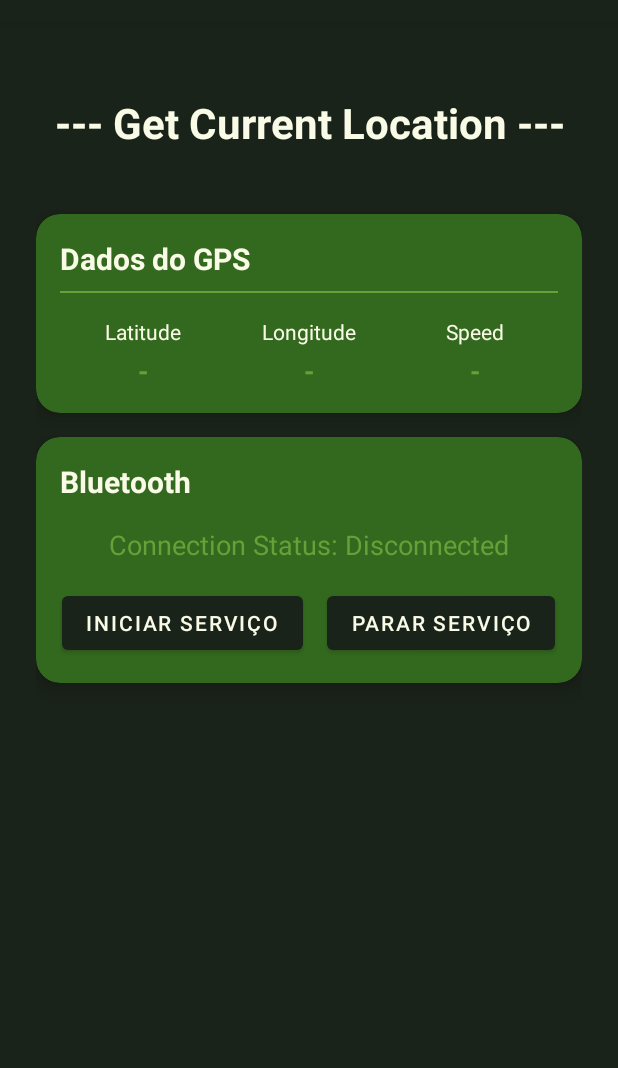
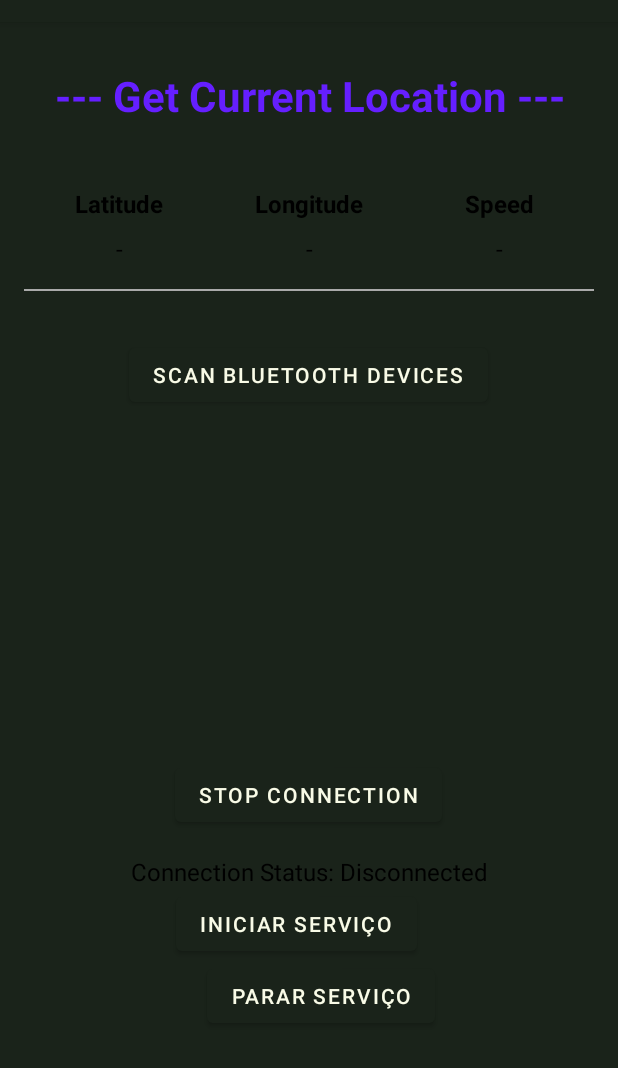
Before and after one commit to luisciaramicoli/Android-GPS-Bluetooth-Communication-with-ESP32, an Android app: the screen it shows after launch (MainActivity), on a phone screen of 412 x 824 dp, the part 62-1130 px from its top. Run offline under Robolectric (Android 15) with nearby library versions, the light colour scheme and no system bars.

Commit message:
update app

```diff
--- a/app/src/main/res/layout/activity_main.xml
+++ b/app/src/main/res/layout/activity_main.xml
@@ -1,183 +1,154 @@
 <?xml version="1.0" encoding="utf-8"?>
 <ScrollView xmlns:android="http://schemas.android.com/apk/res/android"
-    xmlns:app="http://schemas.android.com/apk/res-auto"
     xmlns:tools="http://schemas.android.com/tools"
     android:layout_width="match_parent"
     android:layout_height="match_parent"
-    android:background="@color/verde_escuro"
     tools:context=".MainActivity">
 
     <LinearLayout
         android:layout_width="match_parent"
         android:layout_height="wrap_content"
         android:orientation="vertical"
-        android:padding="24dp">
+        android:padding="16dp">
 
         <TextView
             android:id="@+id/tv_title"
             android:layout_width="match_parent"
             android:layout_height="wrap_content"
-            android:layout_marginTop="24dp"
+            android:layout_marginTop="14dp"
+            android:fontFamily="sans-serif"
             android:gravity="center"
             android:text="@string/get_current_location"
-            android:textColor="@color/branco_quente"
+            android:textColor="#651FFF"
             android:textSize="28sp"
             android:textStyle="bold" />
 
-        <androidx.cardview.widget.CardView
+        <LinearLayout
             android:layout_width="match_parent"
             android:layout_height="wrap_content"
             android:layout_marginTop="42dp"
-            android:layout_marginBottom="16dp"
-            app:cardBackgroundColor="@color/verde_claro"
-            app:cardCornerRadius="16dp"
-            app:cardElevation="8dp"
-            app:contentPadding="16dp">
+            android:gravity="center"
+            android:orientation="vertical">
 
+            <!-- Header Bar -->
             <LinearLayout
                 android:layout_width="match_parent"
                 android:layout_height="wrap_content"
-                android:orientation="vertical">
+                android:orientation="horizontal"
+                android:weightSum="3">
 
                 <TextView
-                    android:layout_width="wrap_content"
+                    android:layout_width="0dp"
                     android:layout_height="wrap_content"
-                    android:text="@string/gps_data"
-                    android:textColor="@color/branco_quente"
-                    android:textSize="20sp"
-                    android:textStyle="bold" />
+                    android:layout_weight="1"
+                    android:gravity="center"
+                    android:text="@string/latitude"
+                    android:textColor="@android:color/black"
+                    android:textStyle="bold"
+                    android:textSize="16sp" />
 
-                <View
-                    android:layout_width="match_parent"
-                    android:layout_height="1dp"
-                    android:layout_marginTop="8dp"
-                    android:background="@color/verde_acento" />
+                <TextView
+                    android:layout_width="0dp"
+                    android:layout_height="wrap_content"
+                    android:layout_weight="1"
+                    android:gravity="center"
+                    android:text="@string/longitude"
+                    android:textColor="@android:color/black"
+                    android:textStyle="bold"
+                    android:textSize="16sp" />
 
-                <LinearLayout
-                    android:layout_width="match_parent"
+                <TextView
+                    android:layout_width="0dp"
                     android:layout_height="wrap_content"
-                    android:layout_marginTop="16dp"
-                    android:orientation="horizontal"
-                    android:weightSum="3">
+                    android:layout_weight="1"
+                    android:gravity="center"
+                    android:text="@string/speed"
+                    android:textColor="@android:color/black"
+                    android:textStyle="bold"
+                    android:textSize="16sp" />
+            </LinearLayout>
 
-                    <LinearLayout
-                        android:layout_width="0dp"
-                        android:layout_height="wrap_content"
-                        android:layout_weight="1"
-                        android:gravity="center"
-                        android:orientation="vertical">
-
-                        <TextView
-                            android:layout_width="wrap_content"
-                            android:layout_height="wrap_content"
-                            android:text="@string/latitude"
-                            android:textColor="@color/branco_quente"
-                            android:textSize="14sp" />
-
-                        <TextView
-                            android:id="@+id/tv_latitude"
-                            android:layout_width="wrap_content"
-                            android:layout_height="wrap_content"
-                            android:layout_marginTop="4dp"
-                            android:text="@string/dash"
-                            android:textColor="@color/verde_acento"
-                            android:textSize="18sp"
-                            android:textStyle="bold" />
-                    </LinearLayout>
-
-                    <LinearLayout
-                        android:layout_width="0dp"
-                        android:layout_height="wrap_content"
-                        android:layout_weight="1"
-                        android:gravity="center"
-                        android:orientation="vertical">
-
-                        <TextView
-                            android:layout_width="wrap_content"
-                            android:layout_height="wrap_content"
-                            android:text="@string/longitude"
-                            android:textColor="@color/branco_quente"
-                            android:textSize="14sp" />
-
-                        <TextView
-                            android:id="@+id/tv_longitude"
-                            android:layout_width="wrap_content"
-                            android:layout_height="wrap_content"
-                            android:layout_marginTop="4dp"
-                            android:text="@string/dash"
-                            android:textColor="@color/verde_acento"
-                            android:textSize="18sp"
-                            android:textStyle="bold" />
-                    </LinearLayout>
-
-                    <LinearLayout
-                        android:layout_width="0dp"
-                        android:layout_height="wrap_content"
-                        android:layout_weight="1"
-                        android:gravity="center"
-                        android:orientation="vertical">
-
-                        <TextView
-                            android:layout_width="wrap_content"
-                            android:layout_height="wrap_content"
-                            android:text="@string/speed"
-                            android:textColor="@color/branco_quente"
-                            android:textSize="14sp" />
-
-                        <TextView
-                            android:id="@+id/tv_speed"
-                            android:layout_width="wrap_content"
-                            android:layout_height="wrap_content"
-                            android:layout_marginTop="4dp"
-                            android:text="@string/dash"
-                            android:textColor="@color/verde_acento"
-                            android:textSize="18sp"
-                            android:textStyle="bold" />
-                    </LinearLayout>
-                </LinearLayout>
-            </LinearLayout>
-        </androidx.cardview.widget.CardView>
-
-        <androidx.cardview.widget.CardView
-            android:layout_width="match_parent"
-            android:layout_height="wrap_content"
-            android:layout_marginBottom="16dp"
-            app:cardBackgroundColor="@color/verde_claro"
-            app:cardCornerRadius="16dp"
-            app:cardElevation="8dp"
-            app:contentPadding="16dp">
-
+            <!-- Data Bar -->
             <LinearLayout
                 android:layout_width="match_parent"
                 android:layout_height="wrap_content"
-                android:orientation="vertical">
+                android:orientation="horizontal"
+                android:weightSum="3"
+                android:layout_marginTop="8dp">
 
                 <TextView
-                    android:layout_width="wrap_content"
+                    android:id="@+id/tv_latitude"
+                    android:layout_width="0dp"
                     android:layout_height="wrap_content"
-                    android:text="@string/bluetooth"
-                    android:textColor="@color/branco_quente"
-                    android:textSize="20sp"
-                    android:textStyle="bold" />
+                    android:layout_weight="1"
+                    android:gravity="center"
+                    android:text="@string/dash"
+                    android:textColor="@android:color/black"
+                    android:textSize="16sp" />
 
                 <TextView
-                    android:id="@+id/tv_connection_status"
-                    android:layout_width="match_parent"
+                    android:id="@+id/tv_longitude"
+                    android:layout_width="0dp"
                     android:layout_height="wrap_content"
-                    android:layout_marginTop="16dp"
+                    android:layout_weight="1"
                     android:gravity="center"
-                    android:text="@string/connection_status"
-                    android:textColor="@color/verde_acento"
-                    android:textSize="18sp" />
+                    android:text="@string/dash"
+                    android:textColor="@android:color/black"
+                    android:textSize="16sp" />
 
-                <LinearLayout
-                    android:layout_width="match_parent"
+                <TextView
+                    android:id="@+id/tv_speed"
+                    android:layout_width="0dp"
                     android:layout_height="wrap_content"
-                    android:layout_marginTop="16dp"
+                    android:layout_weight="1"
                     android:gravity="center"
-                    android:orientation="horizontal">
+                    android:text="@string/dash"
+                    android:textColor="@android:color/black"
+                    android:textSize="16sp" />
+            </LinearLayout>
 
-                   <Button
+            <View
+                android:layout_width="match_parent"
+                android:layout_height="1dp"
+                android:layout_marginTop="16dp"
+                android:layout_marginBottom="16dp"
+                android:background="@android:color/darker_gray" />
+
+            <!-- Bluetooth Section -->
+            <Button
+                android:id="@+id/btn_scan_bluetooth"
+                android:layout_width="wrap_content"
+                android:layout_height="wrap_content"
+                android:layout_gravity="center"
+                android:layout_marginTop="16dp"
+                android:text="@string/scan_bluetooth_devices"
+                android:contentDescription="@string/scan_bluetooth_devices" />
+
+            <androidx.recyclerview.widget.RecyclerView
+                android:id="@+id/rv_bluetooth_devices"
+                android:layout_width="match_parent"
+                android:layout_height="200dp"
+                android:layout_marginTop="16dp" />
+
+            <Button
+                android:id="@+id/btn_stop_connection"
+                android:layout_width="wrap_content"
+                android:layout_height="wrap_content"
+                android:layout_gravity="center"
+                android:layout_marginTop="16dp"
+                android:text="@string/stop_connection"
+                android:contentDescription="@string/stop_connection" />
+
+            <TextView
+                android:id="@+id/tv_connection_status"
+                android:layout_width="match_parent"
+                android:layout_height="wrap_content"
+                android:layout_marginTop="16dp"
+                android:gravity="center"
+                android:text="@string/connection_status"
+                android:textColor="@android:color/black"
+                android:textSize="16sp" />
+                <Button
                         android:id="@+id/btn_start_service"
                         android:layout_width="wrap_content"
                         android:layout_height="wrap_content"
@@ -190,18 +161,6 @@
                         android:layout_height="wrap_content"
                         android:layout_marginStart="8dp"
                         android:text="Parar Serviço" />
-                </LinearLayout>
-
-                <androidx.recyclerview.widget.RecyclerView
-                    android:id="@+id/rv_bluetooth_devices"
-                    android:layout_width="match_parent"
-                    android:layout_height="200dp"
-                    android:layout_marginTop="16dp"
-                    android:visibility="gone"
-                    android:padding="8dp" />
-
-            </LinearLayout>
-        </androidx.cardview.widget.CardView>
+        </LinearLayout>
     </LinearLayout>
-
 </ScrollView>
```
Also changed, not shown: app/src/main/java/com/andreseptian/realtimegpsdata/LocationBluetoothService.kt (+58 -236 lines).
